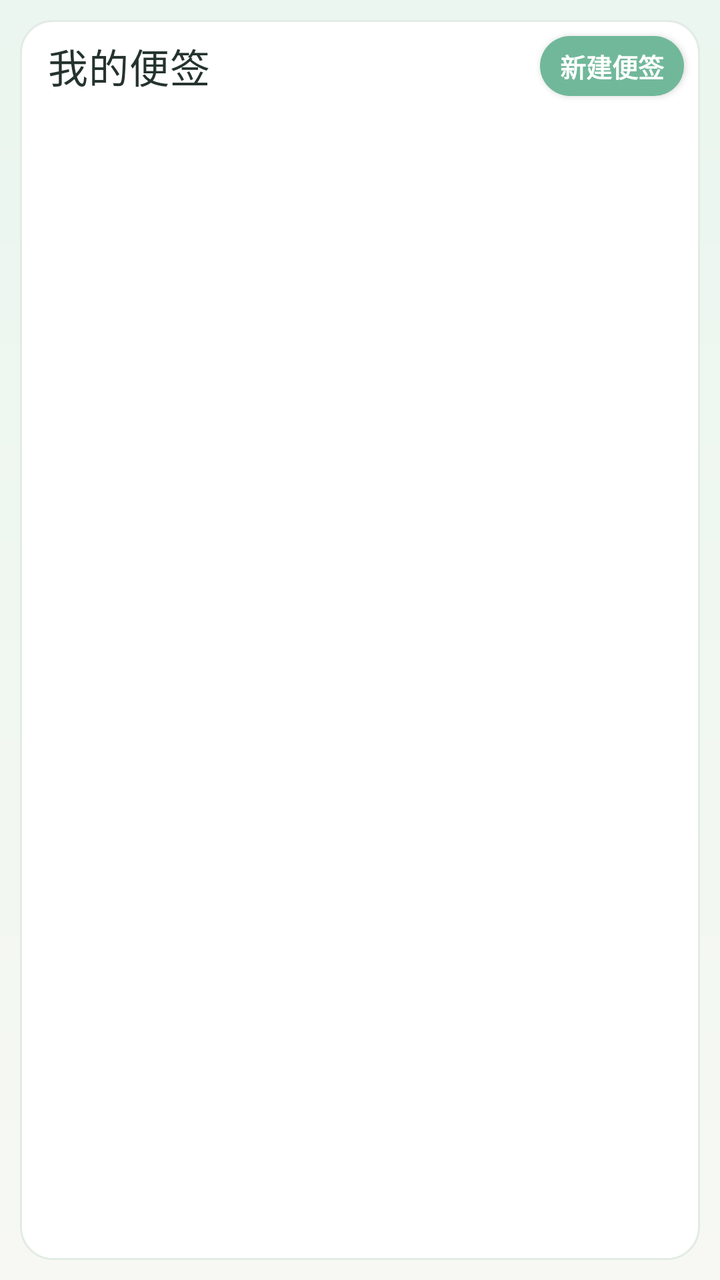
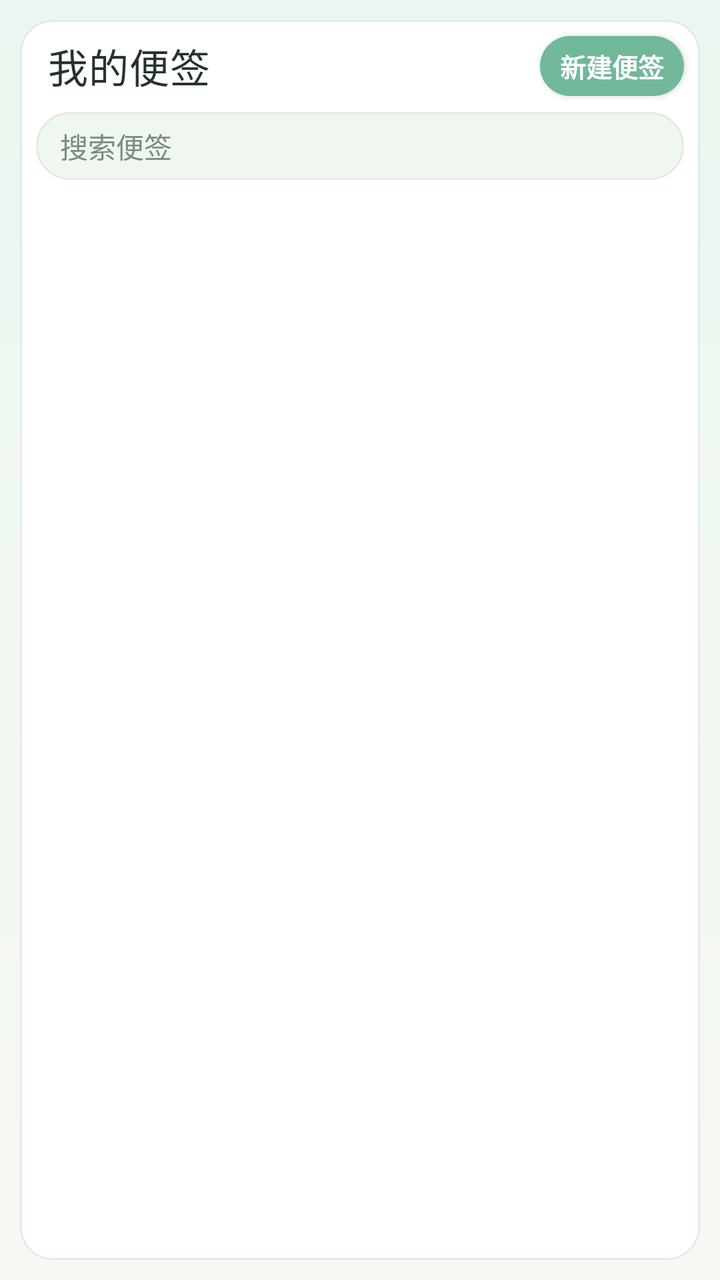

Compare the two renders of this Android layout. The source of the first and the diff that turns it into the second are given below.
<!-- AndroidManifest.xml: application theme Theme.RainNote -->
<!-- res/layout/fragment_transform.xml -->
<?xml version="1.0" encoding="utf-8"?>
<LinearLayout xmlns:android="http://schemas.android.com/apk/res/android"
    xmlns:tools="http://schemas.android.com/tools"
    android:layout_width="match_parent"
    android:layout_height="match_parent"
    android:background="@drawable/bg_rainnote_root"
    android:orientation="vertical"
    android:padding="10dp"
    tools:context=".ui.transform.TransformFragment">

    <LinearLayout
        android:id="@+id/note_list_panel"
        android:layout_width="match_parent"
        android:layout_height="match_parent"
        android:background="@drawable/bg_card"
        android:orientation="vertical">

        <LinearLayout
            android:layout_width="match_parent"
            android:layout_height="wrap_content"
            android:gravity="center_vertical"
            android:orientation="horizontal">

            <TextView
                android:layout_width="0dp"
                android:layout_height="wrap_content"
                android:layout_weight="1"
                android:paddingStart="14dp"
                android:text="我的便签"
                android:textColor="@color/rn_text"
                android:textAppearance="?attr/textAppearanceHeadline6" />

            <Button
                android:id="@+id/button_add_note"
                style="@style/RainNoteButtonPrimary"
                android:layout_width="wrap_content"
                android:layout_height="30dp"
                android:layout_margin="8dp"
                android:paddingStart="10dp"
                android:paddingEnd="10dp"
                android:text="新建便签" />
        </LinearLayout>

        <androidx.recyclerview.widget.RecyclerView
            android:id="@+id/recyclerview_transform"
            android:layout_width="match_parent"
            android:layout_height="0dp"
            android:layout_marginStart="8dp"
            android:layout_marginEnd="8dp"
            android:layout_marginBottom="8dp"
            android:layout_weight="1"
            android:overScrollMode="never" />
    </LinearLayout>

    <LinearLayout
        android:id="@+id/editor_panel"
        android:layout_width="match_parent"
        android:layout_height="match_parent"
        android:background="@drawable/bg_card"
        android:orientation="vertical"
        android:padding="10dp"
        android:visibility="gone">

        <Button
            android:id="@+id/button_back_to_list"
            style="@style/RainNoteButtonSoft"
            android:layout_width="wrap_content"
            android:layout_height="30dp"
            android:paddingStart="10dp"
            android:paddingEnd="10dp"
            android:text="返回便签列表" />

        <EditText
            android:id="@+id/edit_note_title"
            android:layout_width="match_parent"
            android:layout_height="wrap_content"
            android:hint="便签标题"
            android:inputType="textCapSentences"
            android:singleLine="true"
            android:textColor="@color/rn_text"
            android:textColorHint="@color/rn_text_muted"
            android:textSize="20sp" />

        <androidx.recyclerview.widget.RecyclerView
            android:id="@+id/recyclerview_blocks"
            android:layout_width="match_parent"
            android:layout_height="0dp"
            android:layout_weight="1"
            android:clipToPadding="false"
            android:paddingTop="8dp"
            android:paddingBottom="8dp" />

        <Button
            android:id="@+id/button_add_block"
            style="@style/RainNoteButtonPrimary"
            android:layout_width="match_parent"
            android:layout_height="32dp"
            android:text="添加卡片" />

        <Button
            android:id="@+id/button_delete_note"
            style="@style/RainNoteButtonDanger"
            android:layout_width="match_parent"
            android:layout_height="32dp"
            android:layout_marginTop="6dp"
            android:text="删除当前便签" />
    </LinearLayout>
</LinearLayout>
<!-- resources referenced by this layout -->
<resources>
  <color name="rn_text">#FF25332E</color>
  <color name="rn_text_muted">#FF7B8A84</color>
  <!-- drawable bg_card (drawable) -->
  <?xml version="1.0" encoding="utf-8"?>
  <shape xmlns:android="http://schemas.android.com/apk/res/android">
      <solid android:color="@color/rn_surface" />
      <corners android:radius="16dp" />
      <stroke
          android:width="1dp"
          android:color="@color/rn_line" />
  </shape>
  <!-- drawable bg_rainnote_root (drawable) -->
  <?xml version="1.0" encoding="utf-8"?>
  <shape xmlns:android="http://schemas.android.com/apk/res/android">
      <gradient
          android:angle="270"
          android:endColor="#FFF7F8F3"
          android:startColor="#FFEAF6EF" />
  </shape>
  <style name="RainNoteButtonDanger" parent="RainNoteButtonBase">
          <item name="android:background">@drawable/bg_button_danger</item>
          <item name="android:textColor">@color/rn_danger</item>
      </style>
  <style name="RainNoteButtonPrimary" parent="RainNoteButtonBase">
          <item name="android:background">@drawable/bg_button_primary</item>
          <item name="android:textColor">@color/white</item>
      </style>
  <style name="RainNoteButtonSoft" parent="RainNoteButtonBase">
          <item name="android:background">@drawable/bg_button_soft</item>
          <item name="android:textColor">@color/rn_primary_dark</item>
      </style>
  <style name="Theme.RainNote" parent="Theme.MaterialComponents.DayNight.DarkActionBar">
          
          <item name="colorPrimary">@color/rn_primary</item>
          <item name="colorPrimaryVariant">@color/rn_primary_dark</item>
          <item name="colorOnPrimary">@color/white</item>
          
          <item name="colorSecondary">@color/rn_primary</item>
          <item name="colorSecondaryVariant">@color/rn_primary_dark</item>
          <item name="colorOnSecondary">@color/white</item>
          
          <item name="android:statusBarColor">@color/rn_bg</item>
          <item name="android:navigationBarColor">@color/rn_bg</item>
          <item name="android:windowLightStatusBar" tools:targetApi="m">true</item>
          
      </style>
  <color name="rn_surface">#FFFFFFFF</color>
  <color name="rn_line">#FFE2EBE4</color>
  <style name="RainNoteButtonBase">
          <item name="android:backgroundTint">@null</item>
          <item name="android:includeFontPadding">false</item>
          <item name="android:minWidth">0dp</item>
          <item name="android:minHeight">0dp</item>
          <item name="android:gravity">center</item>
          <item name="android:textAllCaps">false</item>
          <item name="android:textStyle">bold</item>
          <item name="android:textSize">13sp</item>
      </style>
  <!-- drawable bg_button_danger (drawable) -->
  <?xml version="1.0" encoding="utf-8"?>
  <shape xmlns:android="http://schemas.android.com/apk/res/android">
      <solid android:color="#FFFFF7F7" />
      <corners android:radius="999dp" />
      <stroke
          android:width="1dp"
          android:color="@color/rn_danger" />
  </shape>
  <color name="rn_danger">#FFD87B7B</color>
  <!-- drawable bg_button_primary (drawable) -->
  <?xml version="1.0" encoding="utf-8"?>
  <shape xmlns:android="http://schemas.android.com/apk/res/android">
      <solid android:color="@color/rn_primary" />
      <corners android:radius="999dp" />
  </shape>
  <color name="white">#FFFFFFFF</color>
  <!-- drawable bg_button_soft (drawable) -->
  <?xml version="1.0" encoding="utf-8"?>
  <shape xmlns:android="http://schemas.android.com/apk/res/android">
      <solid android:color="@color/rn_surface_soft" />
      <corners android:radius="999dp" />
      <stroke
          android:width="1dp"
          android:color="@color/rn_line" />
  </shape>
  <color name="rn_primary_dark">#FF3D8E75</color>
  <color name="rn_primary">#FF71B89A</color>
  <color name="rn_bg">#FFF7F8F3</color>
  <color name="rn_surface_soft">#FFF0F7EF</color>
</resources>

<!-- the commit's change to res/layout/fragment_transform.xml (unified diff, before → after) -->
@@ -40,6 +40,22 @@
                 android:paddingEnd="10dp"
                 android:text="新建便签" />
         </LinearLayout>
+
+        <EditText
+            android:id="@+id/edit_search_notes"
+            android:layout_width="match_parent"
+            android:layout_height="34dp"
+            android:layout_marginStart="8dp"
+            android:layout_marginEnd="8dp"
+            android:layout_marginBottom="4dp"
+            android:background="@drawable/bg_button_soft"
+            android:hint="搜索便签"
+            android:paddingStart="12dp"
+            android:paddingEnd="12dp"
+            android:singleLine="true"
+            android:textColor="@color/rn_text"
+            android:textColorHint="@color/rn_text_muted"
+            android:textSize="14sp" />
 
         <androidx.recyclerview.widget.RecyclerView
             android:id="@+id/recyclerview_transform"
<!-- resource entries referenced after the edit -->
@@ -2,6 +2,15 @@
 <resources>
   <color name="rn_text">#FF25332E</color>
   <color name="rn_text_muted">#FF7B8A84</color>
+  <!-- drawable bg_button_soft (drawable) -->
+  <?xml version="1.0" encoding="utf-8"?>
+  <shape xmlns:android="http://schemas.android.com/apk/res/android">
+      <solid android:color="@color/rn_surface_soft" />
+      <corners android:radius="999dp" />
+      <stroke
+          android:width="1dp"
+          android:color="@color/rn_line" />
+  </shape>
   <!-- drawable bg_card (drawable) -->
   <?xml version="1.0" encoding="utf-8"?>
   <shape xmlns:android="http://schemas.android.com/apk/res/android">
@@ -46,8 +55,9 @@
           <item name="android:windowLightStatusBar" tools:targetApi="m">true</item>
           
       </style>
+  <color name="rn_surface_soft">#FFF0F7EF</color>
+  <color name="rn_line">#FFE2EBE4</color>
   <color name="rn_surface">#FFFFFFFF</color>
-  <color name="rn_line">#FFE2EBE4</color>
   <style name="RainNoteButtonBase">
           <item name="android:backgroundTint">@null</item>
           <item name="android:includeFontPadding">false</item>
@@ -75,18 +85,8 @@
       <corners android:radius="999dp" />
   </shape>
   <color name="white">#FFFFFFFF</color>
-  <!-- drawable bg_button_soft (drawable) -->
-  <?xml version="1.0" encoding="utf-8"?>
-  <shape xmlns:android="http://schemas.android.com/apk/res/android">
-      <solid android:color="@color/rn_surface_soft" />
-      <corners android:radius="999dp" />
-      <stroke
-          android:width="1dp"
-          android:color="@color/rn_line" />
-  </shape>
   <color name="rn_primary_dark">#FF3D8E75</color>
   <color name="rn_primary">#FF71B89A</color>
   <color name="rn_bg">#FFF7F8F3</color>
-  <color name="rn_surface_soft">#FFF0F7EF</color>
 </resources>
 
